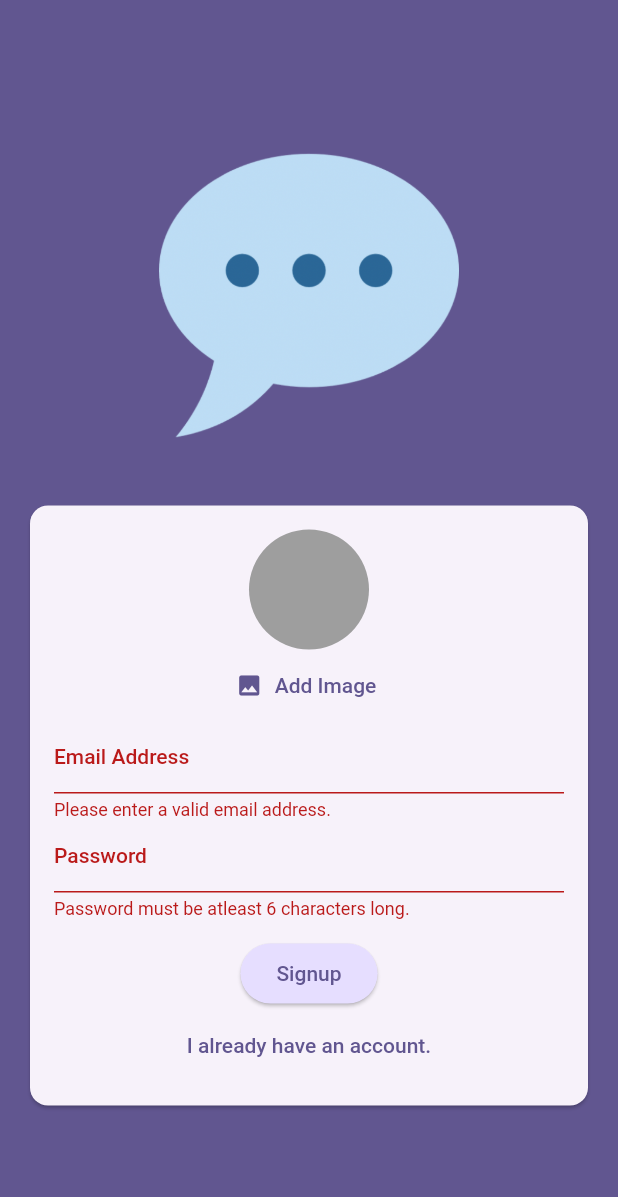
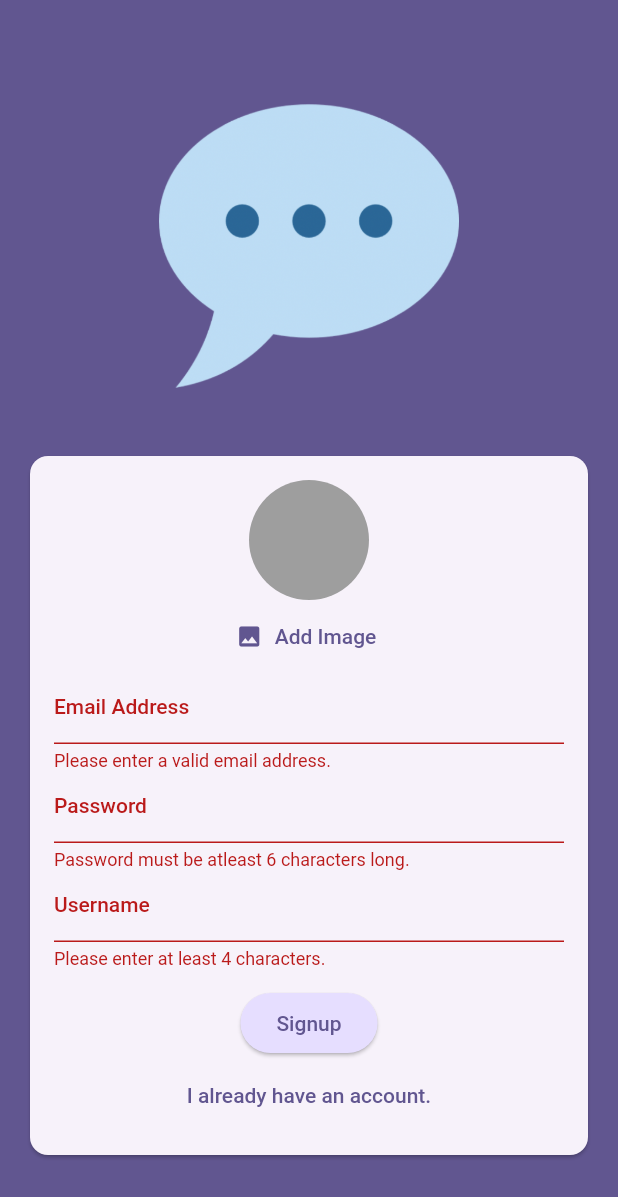
Before and after one commit to jayceebuarao/chat-app, a Flutter app: the screen it shows after launch, after a tap on "Login", after a tap on "Create an account", after a tap on "Signup", on a phone screen of 412 x 824 dp. Shown: the top 1197 px of the screen. Run offline on Flutter 3.47's test engine with Material 2 defaults, Android fonts, the phone set to English and light mode, and no system bars; our stand-ins replace cloud_firestore, firebase_auth, firebase_core, firebase_storage, image_picker; accounts and stored records are empty.

Commit message:
add username textfield on sign up

```diff
--- a/lib/screens/auth.dart
+++ b/lib/screens/auth.dart
@@ -1,6 +1,7 @@
 import 'dart:io';
 
 import 'package:chat_app/widgets/user_image_picker.dart';
+import 'package:cloud_firestore/cloud_firestore.dart';
 import 'package:firebase_storage/firebase_storage.dart';
 import 'package:flutter/material.dart';
 import 'package:firebase_auth/firebase_auth.dart';
@@ -22,6 +23,7 @@ class _AuthScreenState extends State<AuthScreen> {
   var _enteredPassword = '';
   File? _selectedImage;
   var _isAuthenticating = false;
+  var _enteredUsername = '';
 
   void _submit() async {
     final isValid = _formKey.currentState!.validate();
@@ -59,7 +61,15 @@ class _AuthScreenState extends State<AuthScreen> {
 
         //store path url
         final imageUrl = await storageRef.getDownloadURL();
-        print(imageUrl);
+
+        await FirebaseFirestore.instance
+            .collection('users')
+            .doc(userCredentials.user!.uid)
+            .set({
+          'username': _enteredUsername,
+          'email': _enteredEmail,
+          'image_url': imageUrl,
+        });
       }
     } on FirebaseAuthException catch (error) {
       if (error.code == 'email-already-in-use') {
@@ -146,6 +156,23 @@ class _AuthScreenState extends State<AuthScreen> {
                               _enteredPassword = newValue!;
                             },
                           ),
+                          if (!_isLogin)
+                            TextFormField(
+                              decoration:
+                                  const InputDecoration(labelText: 'Username'),
+                              enableSuggestions: false,
+                              validator: (value) {
+                                if (value == null ||
+                                    value.isEmpty ||
+                                    value.trim().length < 4) {
+                                  return 'Please enter at least 4 characters.';
+                                }
+                                return null;
+                              },
+                              onSaved: (newValue) {
+                                _enteredUsername = newValue!;
+                              },
+                            ),
                           const SizedBox(height: 12),
                           if (_isAuthenticating)
                             const CircularProgressIndicator(),
```
